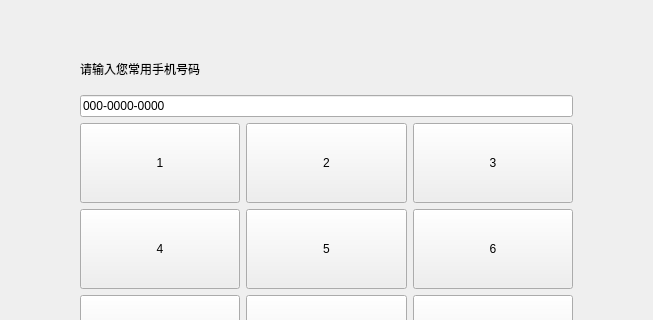
leithergit/SSCard_System, file SSCard_System/uc_inputmobile.ui: the form before one commit; both pictures show x 153 to 806 and y 0 to 320 of the 959 by 670 pixel window.
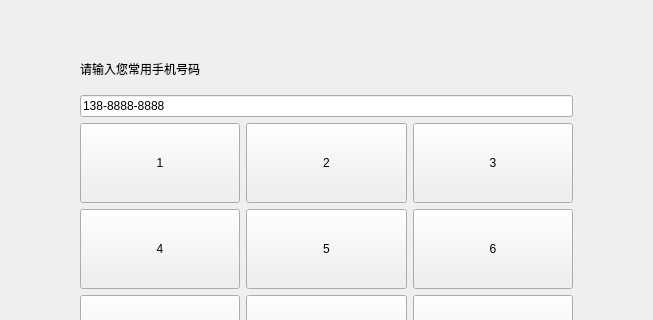
The form after the commit.

The edit to the form file:
```diff
--- a/SSCard_System/uc_inputmobile.ui
+++ b/SSCard_System/uc_inputmobile.ui
@@ -80,7 +80,7 @@
           <string>000-0000-0000</string>
          </property>
          <property name="text">
-          <string>000-0000-0000</string>
+          <string>138-8888-8888</string>
          </property>
          <property name="maxLength">
           <number>13</number>
```
Left out of the diff: 5 changed lines with no effect on the pictures.
